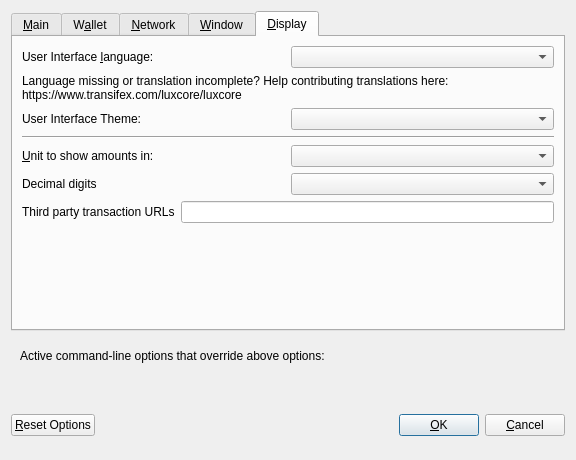
Qt form src/qt/forms/optionsdialog.ui (LUX-Core/lux) before a commit.
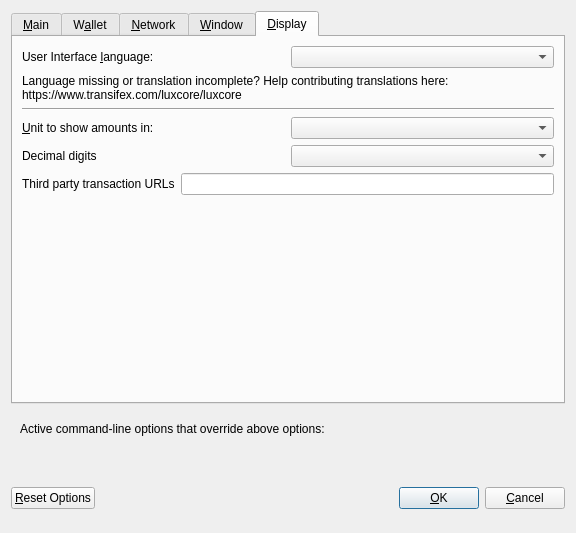
The same form after that commit. The open tabs and pages were chosen to show the change. Custom widgets are drawn as their Qt base class.

```diff
--- a/src/qt/forms/optionsdialog.ui
+++ b/src/qt/forms/optionsdialog.ui
@@ -7,7 +7,7 @@
     <x>0</x>
     <y>0</y>
     <width>576</width>
-    <height>419</height>
+    <height>533</height>
    </rect>
   </property>
   <property name="windowTitle">
@@ -631,20 +631,6 @@
          </property>
         </widget>
        </item>
-       <item>
-        <layout class="QHBoxLayout" name="horizontalLayout_4_Display" stretch="0,0">
-         <item>
-          <widget class="QLabel" name="themeLabel">
-           <property name="text">
-            <string>User Interface Theme:</string>
-           </property>
-          </widget>
-         </item>
-         <item>
-          <widget class="QValueComboBox" name="theme"/>
-         </item>
-        </layout>
-       </item>
        <item>
         <widget class="Line" name="line">
          <property name="orientation">
```
Left out of the diff: 11 changed lines with no effect on the pictures. Lines whose indentation alone changed are shown as unchanged.
